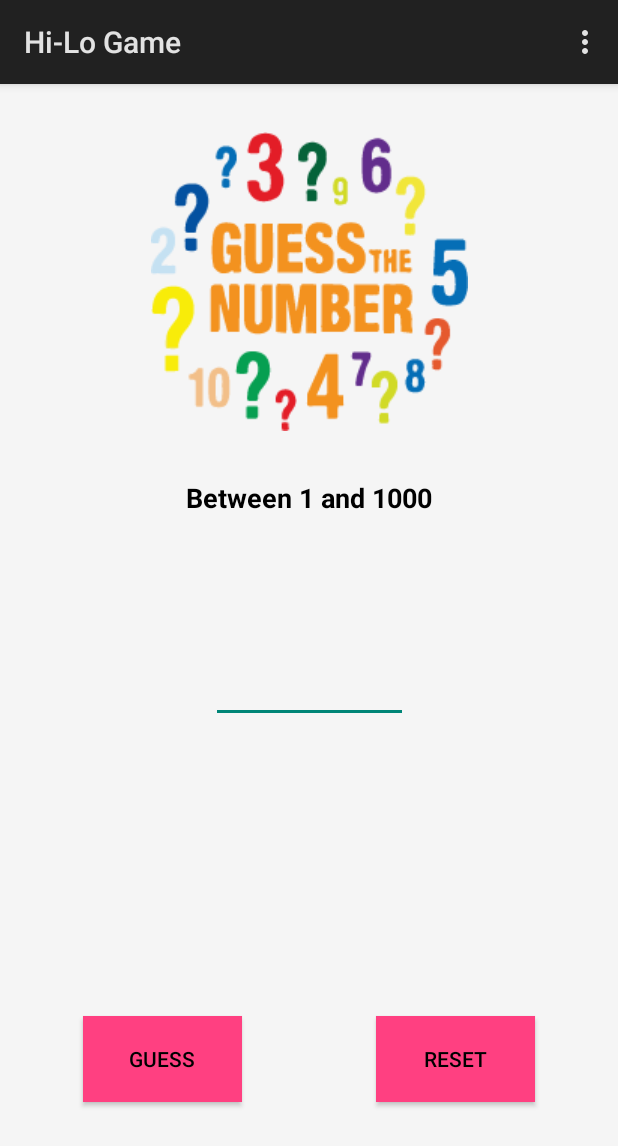
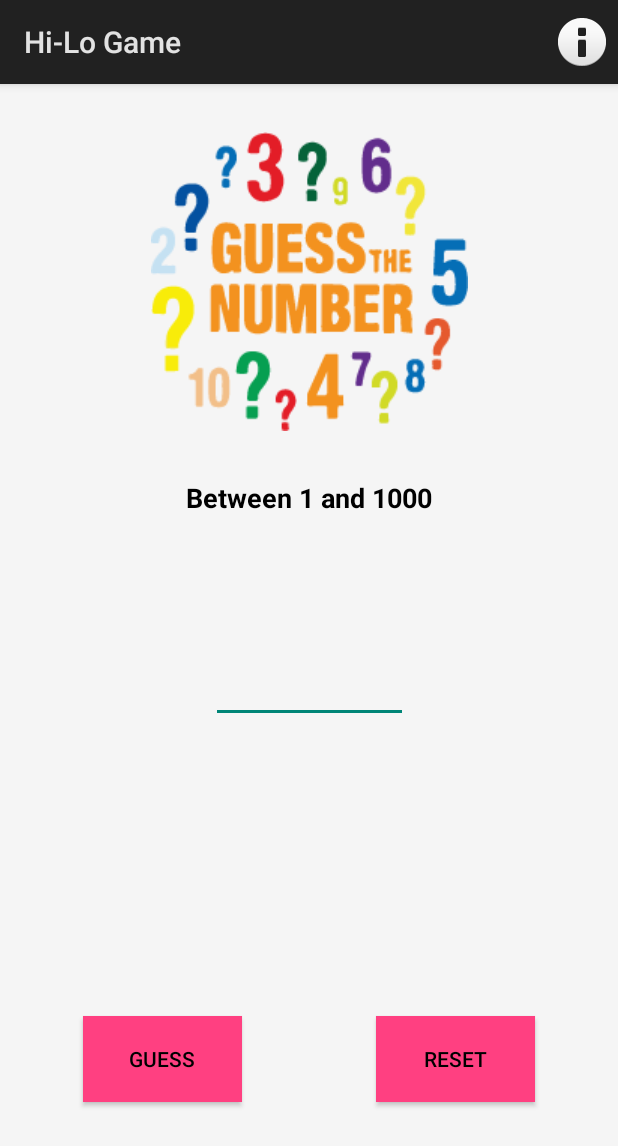
Before and after one commit to smyt0058/HiLoGameAndroidA1, an Android app: the screen it shows after launch (MainActivity), on a phone screen of 412 x 824 dp. Shown: the top 1146 px of the screen. Run offline under Robolectric (Android 15) with nearby library versions, the phone set to English and light mode, and no system bars.

Commit message:
changes made to imports

```diff
--- a/HiLoGame/app/src/main/res/layout/activity_main.xml
+++ b/HiLoGame/app/src/main/res/layout/activity_main.xml
@@ -83,7 +83,6 @@
         app:layout_constraintHorizontal_bias="0.503"
         app:layout_constraintLeft_toLeftOf="parent"
         app:layout_constraintRight_toRightOf="parent"
-        app:layout_constraintTop_toTopOf="parent"
-        app:srcCompat="@drawable/hi_lo" />
+        app:layout_constraintTop_toTopOf="parent" />
 
 </android.support.constraint.ConstraintLayout>
--- a/HiLoGame/app/src/main/res/menu/main.xml
+++ b/HiLoGame/app/src/main/res/menu/main.xml
@@ -1,12 +1,12 @@
 <?xml version="1.0" encoding="utf-8"?>
-<menu xmlns:app="http://schemas.android.com/apk/res-auto"
-    xmlns:android="http://schemas.android.com/apk/res/android">
+<menu xmlns:android="http://schemas.android.com/apk/res/android">
 
     <item
         android:id="@+id/action_about"
         android:title="@string/action_about"
         android:icon="@android:drawable/ic_dialog_info"
-        app:showAsAction="always"
+        android:showAsAction="always"
 
         />
+
 </menu>
```
